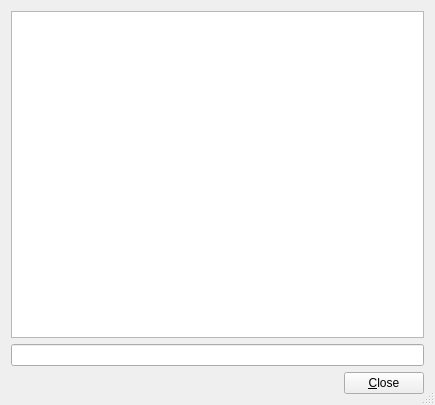
Qt form src/chatdlgbase.ui (jamulussoftware/jamulus) before a commit.
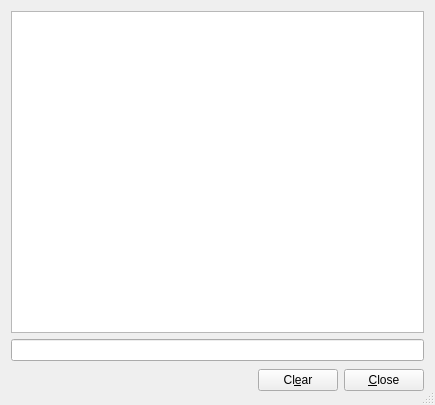
The same form after that commit. Icons and pictures are not drawn.

Commit message: added clear button to chat dialog, improvements for accessiblity for chat dialog

The edit to the form file:
```diff
--- a/src/chatdlgbase.ui
+++ b/src/chatdlgbase.ui
@@ -33,21 +33,6 @@
    </item>
    <item>
     <layout class="QHBoxLayout" >
-     <property name="spacing" >
-      <number>6</number>
-     </property>
-     <property name="leftMargin" >
-      <number>0</number>
-     </property>
-     <property name="topMargin" >
-      <number>0</number>
-     </property>
-     <property name="rightMargin" >
-      <number>0</number>
-     </property>
-     <property name="bottomMargin" >
-      <number>0</number>
-     </property>
      <item>
       <spacer>
        <property name="orientation" >
@@ -58,12 +43,22 @@
        </property>
        <property name="sizeHint" >
         <size>
-         <width>20</width>
-         <height>20</height>
+         <width>181</width>
+         <height>27</height>
         </size>
        </property>
       </spacer>
      </item>
+     <item>
+      <widget class="QPushButton" name="pbClear" >
+       <property name="text" >
+        <string>Cl&amp;ear</string>
+       </property>
+       <property name="autoDefault" >
+        <bool>false</bool>
+       </property>
+      </widget>
+     </item>
      <item>
       <widget class="QPushButton" name="buttonClose" >
        <property name="text" >
```
Left out of the diff: 9 changed lines with no effect on the pictures. The commit also changes 2 other files.
